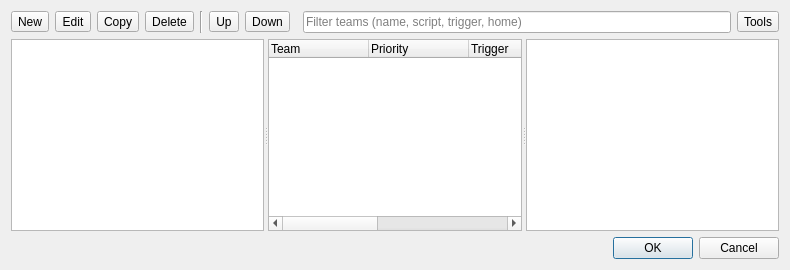
Ui-shigure-z/contraZH, file GeneralsMD/Code/Tools/WorldBuilder/qt/panels/WBQtTeamsDialog.ui: the form before one commit.
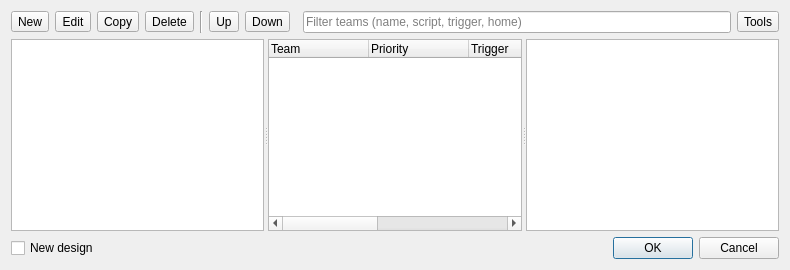
The form after the commit.

Commit message: feat(worldbuilder): add new design toggles to the script and team editors

What changed in the file:
```diff
--- a/GeneralsMD/Code/Tools/WorldBuilder/qt/panels/WBQtTeamsDialog.ui
+++ b/GeneralsMD/Code/Tools/WorldBuilder/qt/panels/WBQtTeamsDialog.ui
@@ -168,11 +168,25 @@
     </widget>
    </item>
    <item>
+    <layout class="QHBoxLayout" name="bottomRow">
+     <item>
+      <widget class="QCheckBox" name="newDesignCheck">
+       <property name="text">
+        <string>New design</string>
+       </property>
+       <property name="toolTip">
+        <string>Use the redesigned Team Builder; unticked, the original returns the next time it opens.</string>
+       </property>
+      </widget>
+     </item>
+     <item>
     <widget class="QDialogButtonBox" name="buttonBox">
      <property name="standardButtons">
       <set>QDialogButtonBox::Cancel|QDialogButtonBox::Ok</set>
      </property>
     </widget>
+     </item>
+    </layout>
    </item>
   </layout>
  </widget>
```
Lines whose indentation alone changed are shown as unchanged. The commit also changes 28 other files.
